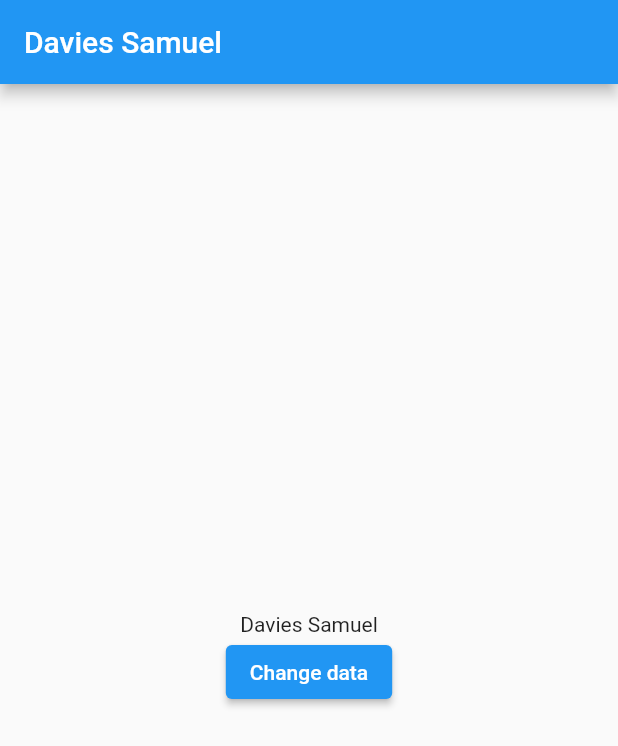
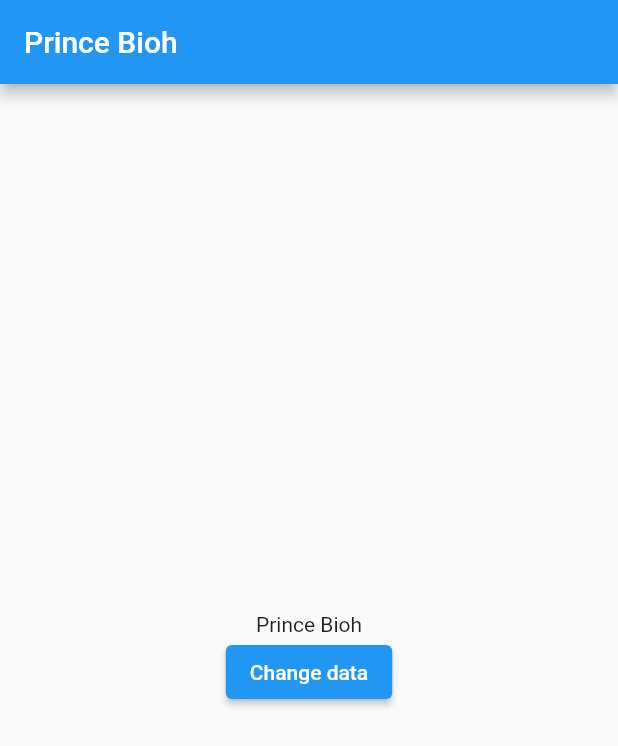
Before and after one commit to princebioh/Provider-State-Management, a Flutter app: the screen it shows after launch, after a tap on "Change data", on a phone screen of 412 x 824 dp. Shown: the top 746 px of the screen. Run offline on Flutter 3.47's test engine with Material 2 defaults, Android fonts, the phone set to English and light mode, and no system bars.

Commit message:
Removed Errors

```diff
--- a/lib/main.dart
+++ b/lib/main.dart
@@ -21,7 +21,7 @@ class MainPage extends StatelessWidget {
   const MainPage({Key? key}) : super(key: key);
   @override
   Widget build(BuildContext context) {
-    print('Building MainPage');
+    // print('Building MainPage');
     return ChangeNotifierProvider(
       create: (context) => AppData(),
       builder: (context, child) {
@@ -44,7 +44,7 @@ class Screen2 extends StatelessWidget {
   const Screen2({Key? key}) : super(key: key);
   @override
   Widget build(BuildContext context) {
-    print('Building Screen2');
+    // print('Building Screen2');
     return Container(
       child: const Screen3(),
     );
@@ -55,7 +55,7 @@ class Screen3 extends StatelessWidget {
   const Screen3({Key? key}) : super(key: key);
   @override
   Widget build(BuildContext context) {
-    print('Building Screen3');
+    // print('Building Screen3');
     return Container(
       child: const Screen4(),
     );
@@ -66,7 +66,7 @@ class Screen4 extends StatelessWidget {
   const Screen4({Key? key}) : super(key: key);
   @override
   Widget build(BuildContext context) {
-    print('Building Screen4');
+    // print('Building Screen4');
     return Center(
       child: Column(
         mainAxisAlignment: MainAxisAlignment.center,
@@ -79,7 +79,7 @@ class Screen4 extends StatelessWidget {
           ElevatedButton(
             onPressed: () {
               // Provider.of<AppData>(context, listen: false).changeData("Davies");
-              context.read<AppData>().changeData("Davies Samuel");
+              context.read<AppData>().changeData("Prince Bioh");
             },
             child: const Text('Change data'),
           ),
--- a/lib/models/app_data.dart
+++ b/lib/models/app_data.dart
@@ -1,7 +1,7 @@
 import 'package:flutter/material.dart';
 
 class AppData extends ChangeNotifier {
-  String _name = "Prince Bioh";
+  String _name = "Chuck Norris";
   String get name => _name;
 
   void changeData(String data) {
```
